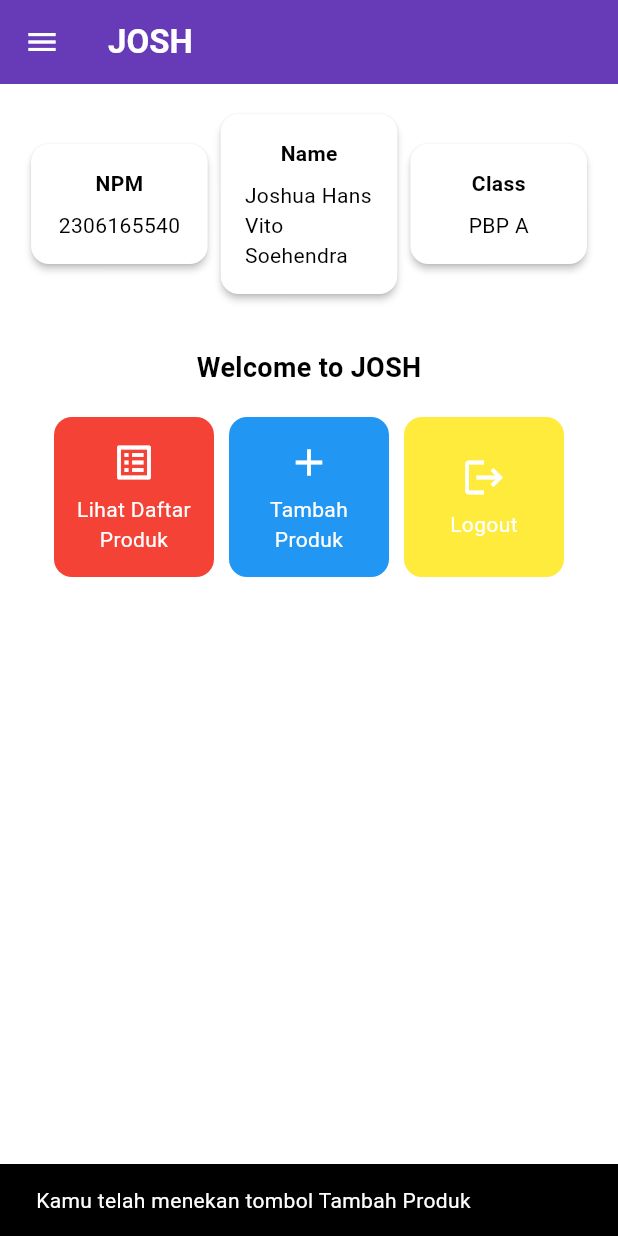
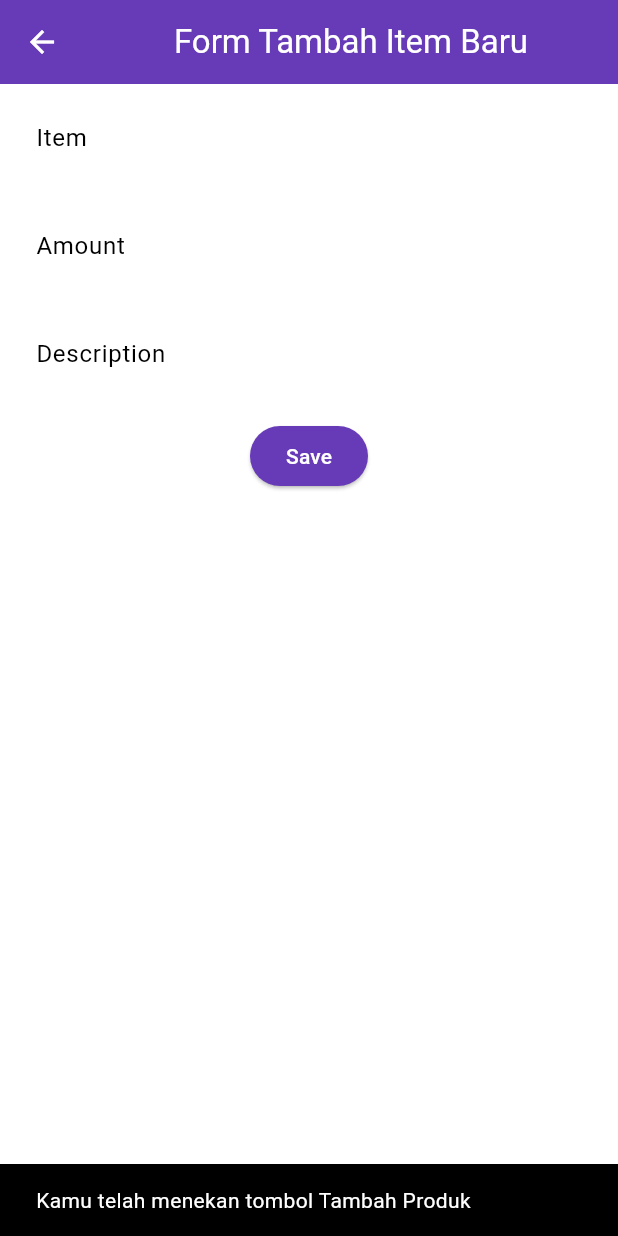
Before and after one commit to joshuahvs/josh-mobile, a Flutter app: the LeftDrawer widget shown alone on an empty page, opened directly, after a tap on "Halaman Utama", after a tap on "Tambah Produk", on a phone screen of 412 x 824 dp. Run offline on Flutter 3.47's test engine with Material 3 defaults, Android fonts, the phone set to English and light mode, and no system bars.

Commit message:
add item form, atur routing

```diff
--- a/lib/main.dart
+++ b/lib/main.dart
@@ -1,5 +1,5 @@
 import 'package:flutter/material.dart';
-import 'package:josh_mobile/menu.dart';
+import 'package:josh_mobile/screens/menu.dart';
 
 void main() {
   runApp(const MyApp());
--- /dev/null
+++ b/lib/screens/itementry_form.dart
@@ -0,0 +1,166 @@
+import 'package:flutter/material.dart';
+import 'package:josh_mobile/widgets/left_drawer.dart';
+
+class ItemEntryFormPage extends StatefulWidget {
+  const ItemEntryFormPage({super.key});
+
+  @override
+  State<ItemEntryFormPage> createState() => _ItemEntryFormPageState();
+}
+
+class _ItemEntryFormPageState extends State<ItemEntryFormPage> {
+  final _formKey = GlobalKey<FormState>();
+
+  String _name = "";
+  int _amount = 0;
+  String _description = "";
+
+  @override
+  Widget build(BuildContext context) {
+    return Scaffold(
+      appBar: AppBar(
+        title: const Center(
+          child: Text(
+            'Form Tambah Item Baru',
+          ),
+        ),
+        backgroundColor: Theme.of(context).colorScheme.primary,
+        foregroundColor: Colors.white,
+      ),
+      // TODO: Tambahkan drawer yang sudah dibuat di sini
+      body: Form(
+        key: _formKey,
+        child: SingleChildScrollView(
+          child: Column(
+            crossAxisAlignment: CrossAxisAlignment.start,
+            children: [
+              Padding(
+                padding: const EdgeInsets.all(8.0),
+                child: TextFormField(
+                  decoration: InputDecoration(
+                    hintText: "Item",
+                    labelText: "Item",
+                    border: OutlineInputBorder(
+                      borderRadius: BorderRadius.circular(5.0),
+                    ),
+                  ),
+                  onChanged: (String? value) {
+                    setState(() {
+                      _name = value!;
+                    });
+                  },
+                  validator: (String? value) {
+                    if (value == null || value.isEmpty) {
+                      return "Item tidak boleh kosong!";
+                    }
+                    return null;
+                  },
+                ),
+              ),
+
+              Padding(
+                padding: const EdgeInsets.all(8.0),
+                child: TextFormField(
+                  decoration: InputDecoration(
+                    hintText: "Amount",
+                    labelText: "Amount",
+                    border: OutlineInputBorder(
+                      borderRadius: BorderRadius.circular(5.0),
+                    ),
+                  ),
+                  onChanged: (String? value) {
+                    setState(() {
+                      _amount = int.tryParse(value!) ?? 0;
+                    });
+                  },
+                  validator: (String? value) {
+                    if (value == null || value.isEmpty) {
+                      return "Amount tidak boleh kosong!";
+                    }
+                    if (int.tryParse(value) == null) {
+                      return "Amount harus berupa angka!";
+                    }
+                    return null;
+                  },
+                ),
+              ),
+
+              Padding(
+                padding: const EdgeInsets.all(8.0),
+                child: TextFormField(
+                  decoration: InputDecoration(
+                    hintText: "Description",
+                    labelText: "Description",
+                    border: OutlineInputBorder(
+                      borderRadius: BorderRadius.circular(5.0),
+                    ),
+                  ),
+                  onChanged: (String? value) {
+                    setState(() {
+                      _description = value!;
+                    });
+                  },
+                  validator: (String? value) {
+                    if (value == null || value.isEmpty) {
+                      return "Description tidak boleh kosong!";
+                    }
+                    return null;
+                  },
+                ),
+              ),
+
+              Align(
+                alignment: Alignment.bottomCenter,
+                child: Padding(
+                  padding: const EdgeInsets.all(8.0),
+                  child: ElevatedButton(
+                    style: ButtonStyle(
+                      backgroundColor: MaterialStateProperty.all(
+                          Theme.of(context).colorScheme.primary),
+                    ),
+                    onPressed: () {
+                      if (_formKey.currentState!.validate()) {
+                        showDialog(
+                          context: context,
+                          builder: (context) {
+                            return AlertDialog(
+                              title: const Text('Mood berhasil tersimpan'),
+                              content: SingleChildScrollView(
+                                child: Column(
+                                  crossAxisAlignment: CrossAxisAlignment.start,
+                                  children: [
+                                    Text('Name: $_name'),
+                                    // TODO: Munculkan value-value lainnya
+                                    Text('Amount: $_amount'),
+                                    Text('Description: $_description'),
+                                  ],
+                                ),
+                              ),
+                              actions: [
+                                TextButton(
+                                  child: const Text('OK'),
+                                  onPressed: () {
+                                    Navigator.pop(context);
+                                    _formKey.currentState!.reset();
+                                  },
+                                ),
+                              ],
+                            );
+                          },
+                        );
+                      }
+                    },
+                    child: const Text(
+                      "Save",
+                      style: TextStyle(color: Colors.white),
+                    ),
+                  ),
+                ),
+              ),
+            ],
+          ),
+        ),
+      ),
+    );;
+  }
+}
--- a/lib/menu.dart
+++ b/lib/screens/menu.dart
@@ -1,4 +1,6 @@
 import 'package:flutter/material.dart';
+import 'package:josh_mobile/screens/itementry_form.dart';
+import 'package:josh_mobile/widgets/item_card.dart';
 import 'package:josh_mobile/widgets/left_drawer.dart';
 
 class MyHomePage extends StatelessWidget {
@@ -123,62 +125,3 @@
     );
   }
 }
-
-class ItemHomepage {
-  final String name;
-  final IconData icon;
-  final Color color;
-
-  ItemHomepage(this.name, this.icon, this.color);
-}
-
-class ItemCard extends StatelessWidget {
-  // Menampilkan kartu dengan ikon dan nama.
-  final ItemHomepage item;
-
-  const ItemCard(this.item, {super.key});
-
-  @override
-  Widget build(BuildContext context) {
-    return Material(
-      // Menentukan warna latar belakang item card
-      color: item.color,
-      // Membuat sudut kartu melengkung.
-      borderRadius: BorderRadius.circular(12),
-      child: InkWell(
-        // Aksi ketika kartu ditekan.
-        onTap: () {
-          // Menampilkan pesan SnackBar saat kartu ditekan.
-          ScaffoldMessenger.of(context)
-            ..hideCurrentSnackBar()
-            ..showSnackBar(
-              SnackBar(content: Text("Kamu telah menekan tombol ${item.name}")),
-            );
-        },
-        // Container untuk menyimpan Icon dan Text
-        child: Container(
-          padding: const EdgeInsets.all(8),
-          child: Center(
-            child: Column(
-              // Menyusun ikon dan teks di tengah kartu.
-              mainAxisAlignment: MainAxisAlignment.center,
-              children: [
-                Icon(
-                  item.icon,
-                  color: Colors.white,
-                  size: 30.0,
-                ),
-                const Padding(padding: EdgeInsets.all(3)),
-                Text(
-                  item.name,
-                  textAlign: TextAlign.center,
-                  style: const TextStyle(color: Colors.white),
-                ),
-              ],
-            ),
-          ),
-        ),
-      ),
-    );
-  }
-}
--- /dev/null
+++ b/lib/widgets/item_card.dart
@@ -0,0 +1,71 @@
+
+import 'package:flutter/material.dart';
+import 'package:josh_mobile/screens/itementry_form.dart';
+
+class ItemHomepage {
+  final String name;
+  final IconData icon;
+  final Color color;
+
+  ItemHomepage(this.name, this.icon, this.color);
+}
+
+class ItemCard extends StatelessWidget {
+  // Menampilkan kartu dengan ikon dan nama.
+  final ItemHomepage item;
+
+  const ItemCard(this.item, {super.key});
+
+  @override
+  Widget build(BuildContext context) {
+    return Material(
+      // Menentukan warna latar belakang item card
+      color: item.color,
+      // Membuat sudut kartu melengkung.
+      borderRadius: BorderRadius.circular(12),
+      child: InkWell(
+        // Aksi ketika kartu ditekan.
+        onTap: () {
+          // Menampilkan pesan SnackBar saat kartu ditekan.
+          ScaffoldMessenger.of(context)
+            ..hideCurrentSnackBar()
+            ..showSnackBar(
+              SnackBar(content: Text("Kamu telah menekan tombol ${item.name}")),
+            );
+          // Menambahkan navigasi ke halaman yang sesuai
+          if (item.name == "Tambah Produk") {
+            Navigator.push(
+              context,
+              MaterialPageRoute(
+                builder: (context) => ItemEntryFormPage(),
+              ),
+            );
+          }
+        },
+        // Container untuk menyimpan Icon dan Text
+        child: Container(
+          padding: const EdgeInsets.all(8),
+          child: Center(
+            child: Column(
+              // Menyusun ikon dan teks di tengah kartu.
+              mainAxisAlignment: MainAxisAlignment.center,
+              children: [
+                Icon(
+                  item.icon,
+                  color: Colors.white,
+                  size: 30.0,
+                ),
+                const Padding(padding: EdgeInsets.all(3)),
+                Text(
+                  item.name,
+                  textAlign: TextAlign.center,
+                  style: const TextStyle(color: Colors.white),
+                ),
+              ],
+            ),
+          ),
+        ),
+      ),
+    );
+  }
+}
--- a/lib/widgets/left_drawer.dart
+++ b/lib/widgets/left_drawer.dart
@@ -1,5 +1,6 @@
 import 'package:flutter/material.dart';
-import 'package:josh_mobile/menu.dart';
+import 'package:josh_mobile/screens/itementry_form.dart';
+import 'package:josh_mobile/screens/menu.dart';
 
 class LeftDrawer extends StatelessWidget {
   const LeftDrawer({super.key});
@@ -52,14 +53,15 @@
               },
             ),
             ListTile(
-              leading: const Icon(Icons.mood),
+              leading: const Icon(Icons.add),
               title: const Text('Tambah Item'),
               // Bagian redirection ke MoodEntryFormPage
               onTap: () {
-                /*
-                TODO: Buatlah routing ke MoodEntryFormPage di sini,
-                setelah halaman MoodEntryFormPage sudah dibuat.
-                */
+                Navigator.pushReplacement(
+                    context,
+                    MaterialPageRoute(
+                      builder: (context) => ItemEntryFormPage(),
+                    ));
               },
             ),
         ],
```
